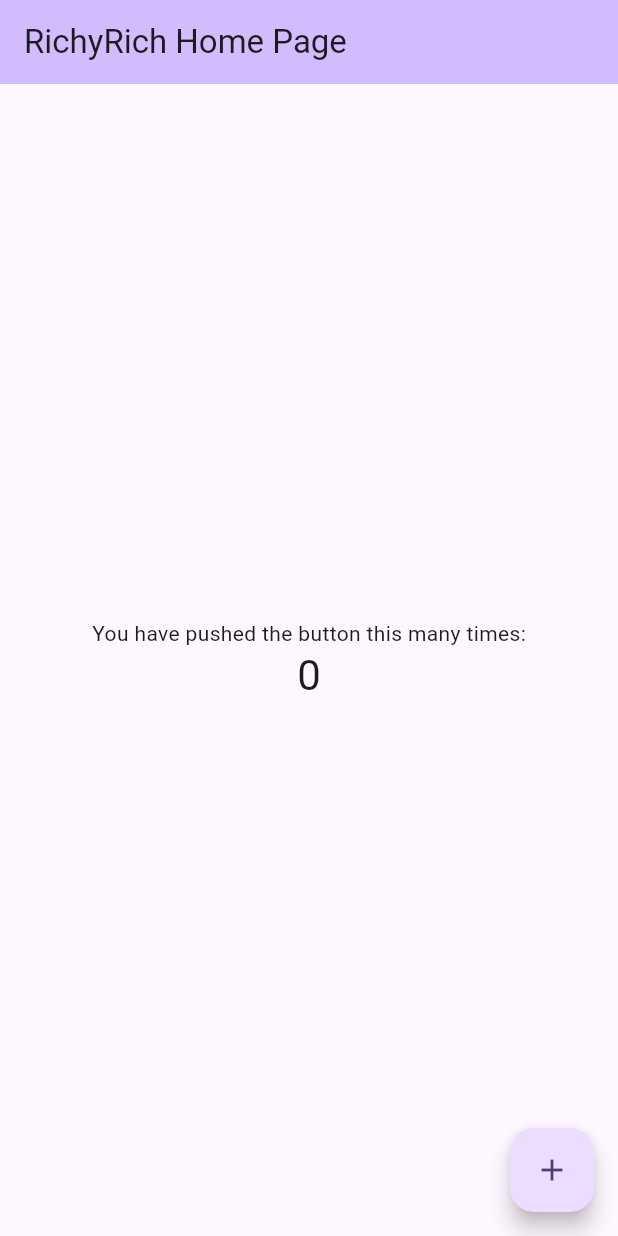
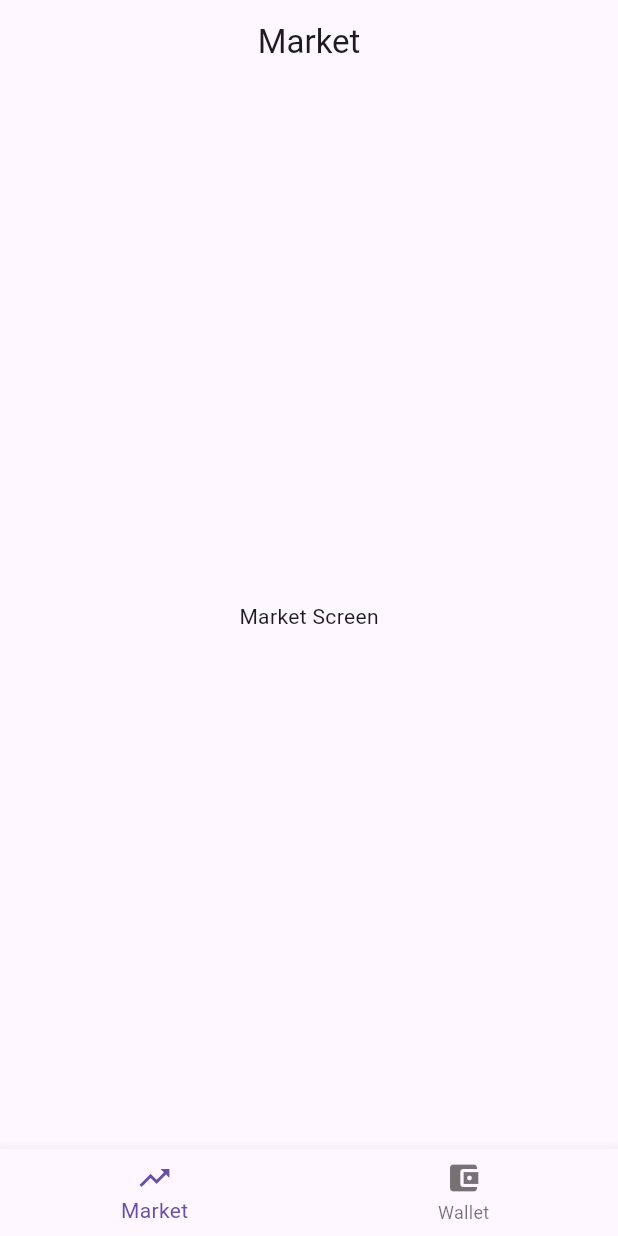
Before and after one commit to mdenizozkahraman/se380_richyrich, a Flutter app: the screen it shows after launch, on a phone screen of 412 x 824 dp. Run offline on Flutter 3.47's test engine with Material 3 defaults, Android fonts, the phone set to English and light mode, and no system bars.

Commit message:
Market and Wallet Screens Started

```diff
--- a/lib/main.dart
+++ b/lib/main.dart
@@ -1,4 +1,6 @@
 import 'package:flutter/material.dart';
+import 'screens/market.dart';
+import 'screens/wallet.dart';
 
 void main() {
   runApp(const MyApp());
@@ -12,55 +14,50 @@ class MyApp extends StatelessWidget {
     return MaterialApp(
       title: 'RichyRich',
       theme: ThemeData(
-        colorScheme: ColorScheme.fromSeed(seedColor: Colors.deepPurple),
+        primarySwatch: Colors.blue,
+        useMaterial3: true,
       ),
-      home: const MyHomePage(title: 'RichyRich Home Page'),
+      home: const MainScreen(),
     );
   }
 }
 
-class MyHomePage extends StatefulWidget {
-  const MyHomePage({super.key, required this.title});
-
-  final String title;
+class MainScreen extends StatefulWidget {
+  const MainScreen({super.key});
 
   @override
-  State<MyHomePage> createState() => _MyHomePageState();
+  State<MainScreen> createState() => _MainScreenState();
 }
 
-class _MyHomePageState extends State<MyHomePage> {
-  int _counter = 0;
+class _MainScreenState extends State<MainScreen> {
+  int _selectedIndex = 0;
 
-  void _incrementCounter() {
-    setState(() {
-      _counter++;
-    });
-  }
+  final List<Widget> _screens = [
+    const MarketScreen(),
+    const WalletScreen(),
+  ];
 
   @override
   Widget build(BuildContext context) {
     return Scaffold(
-      appBar: AppBar(
-        backgroundColor: Theme.of(context).colorScheme.inversePrimary,
-
-        title: Text(widget.title),
-      ),
-      body: Center(
-        child: Column(
-          mainAxisAlignment: MainAxisAlignment.center,
-          children: <Widget>[
-            const Text('You have pushed the button this many times:'),
-            Text(
-              '$_counter',
-              style: Theme.of(context).textTheme.headlineMedium,
-            ),
-          ],
-        ),
-      ),
-      floatingActionButton: FloatingActionButton(
-        onPressed: _incrementCounter,
-        tooltip: 'Increment',
-        child: const Icon(Icons.add),
+      body: _screens[_selectedIndex],
+      bottomNavigationBar: BottomNavigationBar(
+        currentIndex: _selectedIndex,
+        onTap: (index) {
+          setState(() {
+            _selectedIndex = index;
+          });
+        },
+        items: const [
+          BottomNavigationBarItem(
+            icon: Icon(Icons.trending_up),
+            label: 'Market',
+          ),
+          BottomNavigationBarItem(
+            icon: Icon(Icons.account_balance_wallet),
+            label: 'Wallet',
+          ),
+        ],
       ),
     );
   }
--- /dev/null
+++ b/lib/screens/market.dart
@@ -0,0 +1,18 @@
+import 'package:flutter/material.dart';
+
+class MarketScreen extends StatelessWidget {
+  const MarketScreen({super.key});
+
+  @override
+  Widget build(BuildContext context) {
+    return Scaffold(
+      appBar: AppBar(
+        title: Text('Market'),
+        centerTitle: true,
+      ),
+      body: const Center(
+        child: Text('Market Screen'),
+      ),
+    );
+  }
+}
```
Also changed, not shown: lib/screens/wallet.dart (added, +64 -0 lines).
